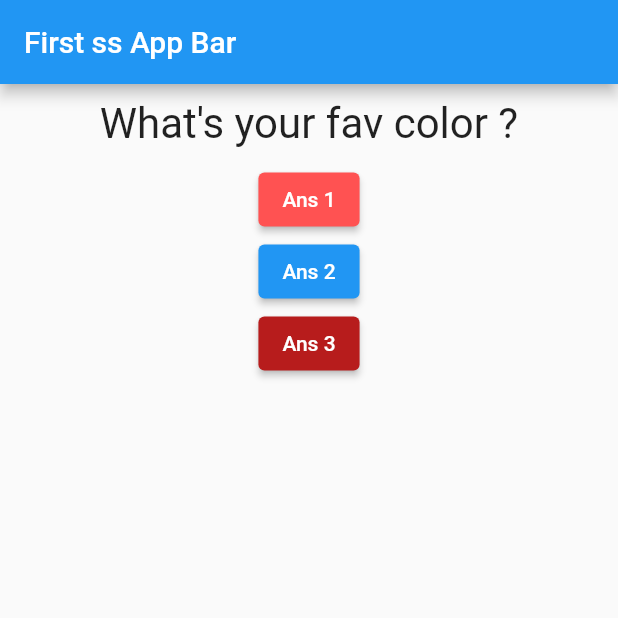
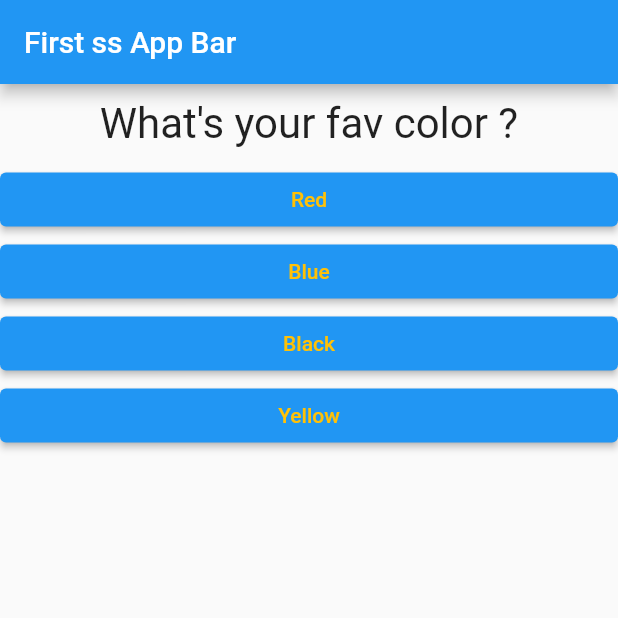
Before and after one commit to himanshu07Rai/Dart-Flutter, a Flutter app: the screen it shows after launch, on a phone screen of 412 x 824 dp, the top half of it. Run offline on Flutter 3.47's test engine with Material 2 defaults, Android fonts, the phone set to English and light mode, and no system bars.

Commit message:
Answer component and using map in dart

```diff
--- /dev/null
+++ b/first/lib/answer.dart
@@ -0,0 +1,20 @@
+import 'package:flutter/material.dart';
+
+class Answer extends StatelessWidget {
+  final Function selectHandler;
+  final String text;
+  Answer(this.selectHandler, this.text);
+  @override
+  Widget build(BuildContext context) {
+    return Container(
+      width: double.infinity,
+      child: ElevatedButton(
+        style: ButtonStyle(
+            backgroundColor: MaterialStateProperty.all(Colors.blue),
+            foregroundColor: MaterialStateProperty.all(Colors.amber)),
+        child: Text(text),
+        onPressed: selectHandler,
+      ),
+    );
+  }
+}
--- a/first/lib/main.dart
+++ b/first/lib/main.dart
@@ -1,5 +1,6 @@
 import 'package:flutter/material.dart';
 import './question.dart';
+import './answer.dart';
 
 void main() => runApp(MyApp());
 
@@ -25,7 +26,16 @@ class _MyAppState extends State<MyApp> {
 
   @override
   Widget build(BuildContext context) {
-    var _questions = ["What's your fav color ? ", "What's your fav animal?"];
+    var _questions = [
+      {
+        "question": "What's your fav color ? ",
+        "options": ["Red", "Blue", "Black", "Yellow"]
+      },
+      {
+        "question": "What's your fav animal ? ",
+        "options": ["Lion", "Dog", "Cat", "Rabbit"]
+      }
+    ];
     return MaterialApp(
       home: Scaffold(
           appBar: AppBar(
@@ -33,25 +43,11 @@ class _MyAppState extends State<MyApp> {
           ),
           body: Column(
             children: [
-              Question(_questions[_questionIdex]),
-              ElevatedButton(
-                style: ButtonStyle(
-                  backgroundColor: MaterialStateProperty.all(Colors.redAccent),
-                ),
-                child: Text("Ans 1"),
-                onPressed: _ansQuestion,
-              ),
-              ElevatedButton(
-                child: Text("Ans 2"),
-                onPressed: _ansQuestion,
-              ),
-              ElevatedButton(
-                style: ButtonStyle(
-                  backgroundColor: MaterialStateProperty.all(Colors.red[900]),
-                ),
-                child: Text("Ans 3"),
-                onPressed: _ansQuestion,
-              ),
+              Question(_questions[_questionIdex]['question']),
+              ...(_questions[_questionIdex]['options'] as List<String>)
+                  .map((option) {
+                return Answer(_ansQuestion, option);
+              })
             ],
           )),
     );
```
Also changed, not shown: 1 other file.
